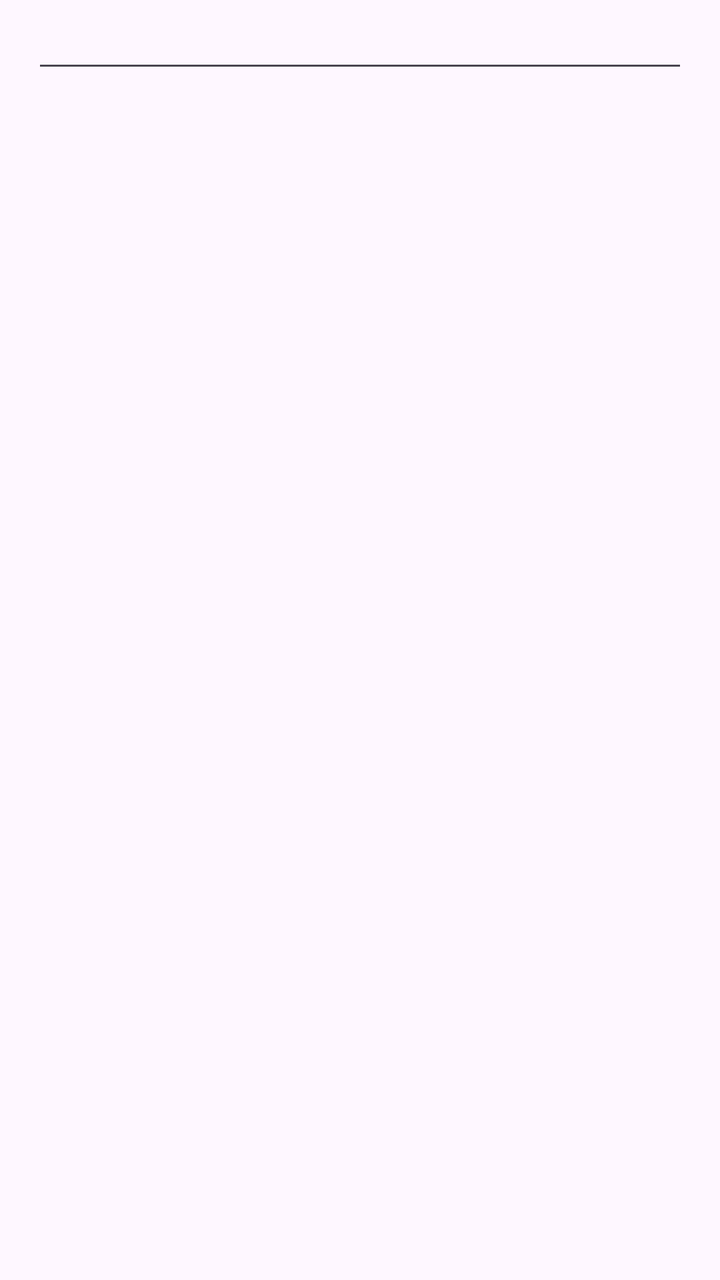
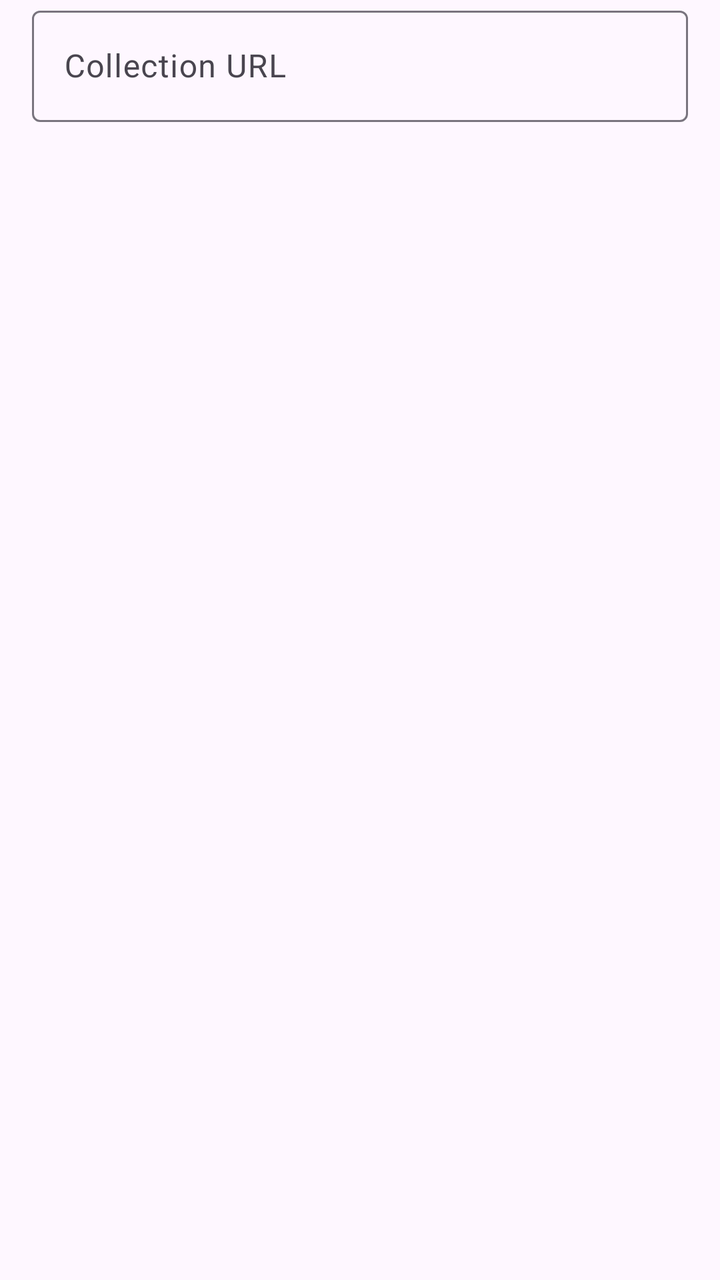

Screens rendered from an Android XML layout before and after an edit, with the pre-edit source and the edit as a unified diff.
<!-- AndroidManifest.xml: application theme Theme.DavProvider -->
<!-- res/layout/dialog_text_input.xml -->
<?xml version="1.0" encoding="utf-8"?>
<FrameLayout xmlns:android="http://schemas.android.com/apk/res/android"
    android:layout_width="match_parent"
    android:layout_height="wrap_content">

    <EditText
        android:id="@+id/text_input"
        android:layout_width="match_parent"
        android:layout_height="wrap_content"
        android:layout_marginStart="16dp"
        android:layout_marginEnd="16dp"
        android:importantForAutofill="no"
        android:inputType="textUri"
        android:maxLines="1" />

</FrameLayout>
<!-- resources referenced by this layout -->
<resources>
  <style name="Theme.DavProvider" parent="Theme.Material3.DayNight.NoActionBar">
          <item name="android:windowLightStatusBar">true</item>
          <item name="android:windowLightNavigationBar">true</item>
      </style>
</resources>

<!-- the commit's change to res/layout/dialog_text_input.xml (unified diff, before → after) -->
@@ -1,16 +1,19 @@
 <?xml version="1.0" encoding="utf-8"?>
-<FrameLayout xmlns:android="http://schemas.android.com/apk/res/android"
+<com.google.android.material.textfield.TextInputLayout
+    xmlns:android="http://schemas.android.com/apk/res/android"
+    android:id="@+id/text_input_box"
     android:layout_width="match_parent"
-    android:layout_height="wrap_content">
+    android:layout_height="wrap_content"
+    android:paddingStart="16dp"
+    android:paddingEnd="16dp"
+    android:hint="@string/collection_url_hint">
 
-    <EditText
+    <com.google.android.material.textfield.TextInputEditText
         android:id="@+id/text_input"
         android:layout_width="match_parent"
         android:layout_height="wrap_content"
-        android:layout_marginStart="16dp"
-        android:layout_marginEnd="16dp"
         android:importantForAutofill="no"
         android:inputType="textUri"
         android:maxLines="1" />
 
-</FrameLayout>
+</com.google.android.material.textfield.TextInputLayout>
<!-- resource entries referenced after the edit -->
@@ -1,5 +1,6 @@
 <!-- resources referenced by this layout -->
 <resources>
+  <string name="collection_url_hint">Collection URL</string>
   <style name="Theme.DavProvider" parent="Theme.Material3.DayNight.NoActionBar">
           <item name="android:windowLightStatusBar">true</item>
           <item name="android:windowLightNavigationBar">true</item>
